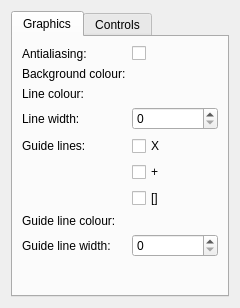
Before: the Qt Designer form settingswindow.ui in benwh1/cubesim, drawn with Qt 5.
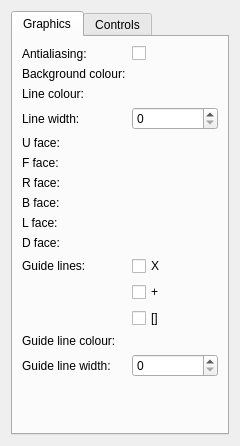
After: the same form once the commit is applied. Custom widgets are drawn as their Qt base class.

Commit message: Add colour scheme to settings

Patch:
```diff
--- a/settingswindow.ui
+++ b/settingswindow.ui
@@ -7,7 +7,7 @@
     <x>0</x>
     <y>0</y>
     <width>240</width>
-    <height>308</height>
+    <height>446</height>
    </rect>
   </property>
   <property name="minimumSize">
@@ -76,54 +76,114 @@
          <item row="3" column="1">
           <widget class="QSpinBox" name="lineWidthSpinBox"/>
          </item>
-         <item row="4" column="0">
+         <item row="10" column="0">
           <widget class="QLabel" name="label_6">
            <property name="text">
             <string>Guide lines:</string>
            </property>
           </widget>
          </item>
-         <item row="4" column="1">
+         <item row="10" column="1">
           <widget class="QCheckBox" name="guideLinesCrossCheckBox">
            <property name="text">
             <string>X</string>
            </property>
           </widget>
          </item>
-         <item row="5" column="1">
+         <item row="11" column="1">
           <widget class="QCheckBox" name="guideLinesPlusCheckBox">
            <property name="text">
             <string>+</string>
            </property>
           </widget>
          </item>
-         <item row="6" column="1">
+         <item row="12" column="1">
           <widget class="QCheckBox" name="guideLinesBoxCheckBox">
            <property name="text">
             <string>[]</string>
            </property>
           </widget>
          </item>
-         <item row="7" column="1">
+         <item row="13" column="1">
           <widget class="ColorSettingWidget" name="guideLineColourWidget" native="true"/>
          </item>
-         <item row="7" column="0">
+         <item row="13" column="0">
           <widget class="QLabel" name="label_7">
            <property name="text">
             <string>Guide line colour:</string>
            </property>
           </widget>
          </item>
-         <item row="8" column="0">
+         <item row="14" column="0">
           <widget class="QLabel" name="label_8">
            <property name="text">
             <string>Guide line width:</string>
            </property>
           </widget>
          </item>
-         <item row="8" column="1">
+         <item row="14" column="1">
           <widget class="QSpinBox" name="guideLineWidthSpinBox"/>
          </item>
+         <item row="4" column="0">
+          <widget class="QLabel" name="label_9">
+           <property name="text">
+            <string>U face:</string>
+           </property>
+          </widget>
+         </item>
+         <item row="4" column="1">
+          <widget class="ColorSettingWidget" name="faceUColourWidget" native="true"/>
+         </item>
+         <item row="9" column="1">
+          <widget class="ColorSettingWidget" name="faceDColourWidget" native="true"/>
+         </item>
+         <item row="8" column="1">
+          <widget class="ColorSettingWidget" name="faceLColourWidget" native="true"/>
+         </item>
+         <item row="5" column="1">
+          <widget class="ColorSettingWidget" name="faceFColourWidget" native="true"/>
+         </item>
+         <item row="7" column="1">
+          <widget class="ColorSettingWidget" name="faceBColourWidget" native="true"/>
+         </item>
+         <item row="6" column="1">
+          <widget class="ColorSettingWidget" name="faceRColourWidget" native="true"/>
+         </item>
+         <item row="5" column="0">
+          <widget class="QLabel" name="label_10">
+           <property name="text">
+            <string>F face:</string>
+           </property>
+          </widget>
+         </item>
+         <item row="6" column="0">
+          <widget class="QLabel" name="label_11">
+           <property name="text">
+            <string>R face:</string>
+           </property>
+          </widget>
+         </item>
+         <item row="7" column="0">
+          <widget class="QLabel" name="label_12">
+           <property name="text">
+            <string>B face:</string>
+           </property>
+          </widget>
+         </item>
+         <item row="8" column="0">
+          <widget class="QLabel" name="label_13">
+           <property name="text">
+            <string>L face:</string>
+           </property>
+          </widget>
+         </item>
+         <item row="9" column="0">
+          <widget class="QLabel" name="label_14">
+           <property name="text">
+            <string>D face:</string>
+           </property>
+          </widget>
+         </item>
         </layout>
        </item>
       </layout>
```
The commit also changes 6 other files.
